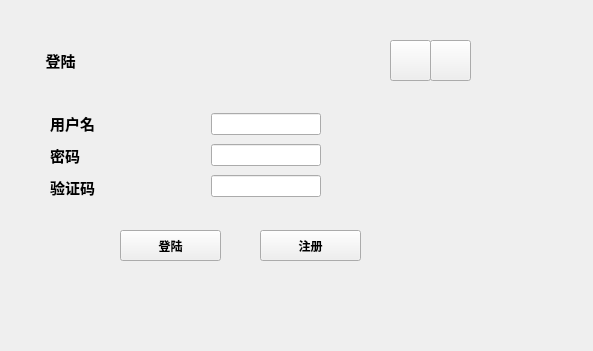
entropy2333/MyCloud, file qt/UI/login.ui: the form before one commit.
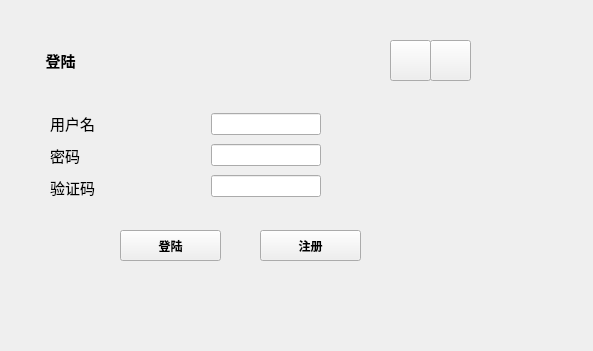
The form after the commit.

Diff of the .ui file:
```diff
--- a/qt/UI/login.ui
+++ b/qt/UI/login.ui
@@ -94,8 +94,8 @@
            <font>
             <family>幼圆</family>
             <pointsize>11</pointsize>
-            <weight>75</weight>
-            <bold>true</bold>
+            <weight>50</weight>
+            <bold>false</bold>
            </font>
           </property>
           <property name="text">
@@ -109,8 +109,8 @@
            <font>
             <family>幼圆</family>
             <pointsize>11</pointsize>
-            <weight>75</weight>
-            <bold>true</bold>
+            <weight>50</weight>
+            <bold>false</bold>
            </font>
           </property>
           <property name="text">
@@ -124,8 +124,8 @@
            <font>
             <family>幼圆</family>
             <pointsize>11</pointsize>
-            <weight>75</weight>
-            <bold>true</bold>
+            <weight>50</weight>
+            <bold>false</bold>
            </font>
           </property>
           <property name="text">
```
